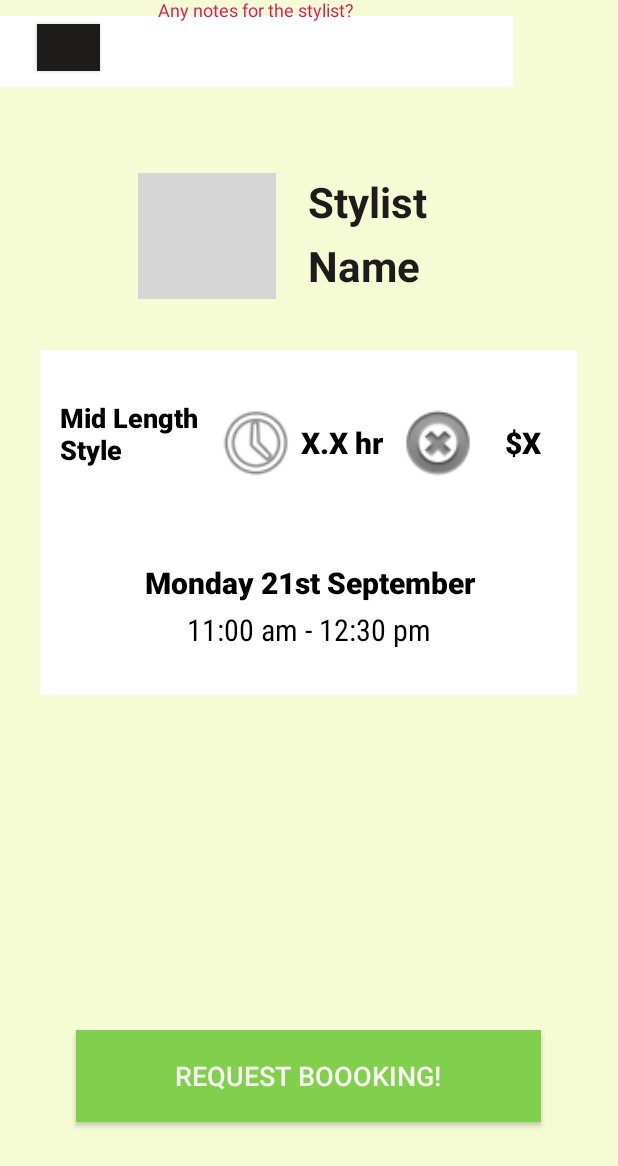
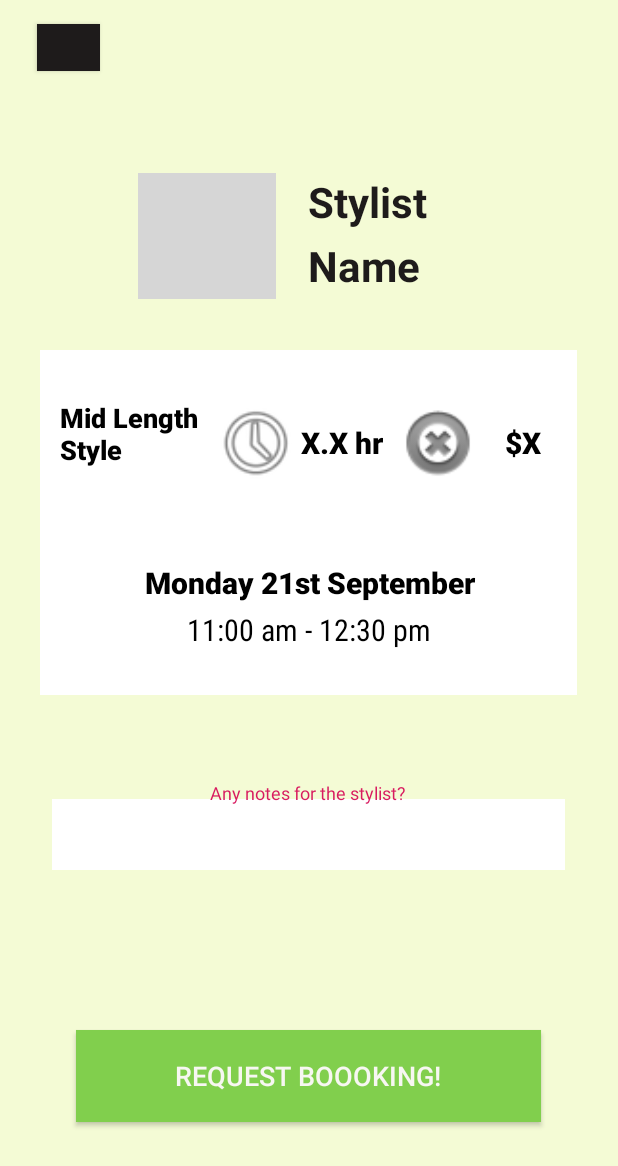
Before and after one commit to talithavanlith/SalonOn, an Android app: the layout activity_confirm.xml on its own in the app's theme, with its tools: preview values and no code run, on a phone screen of 412 x 824 dp. Shown: the top 1166 px of the screen. Run offline under Robolectric (Android 15) with nearby library versions, the phone set to English and light mode, and no system bars; grey boxes are pictures that could not be loaded.

Commit message:
Finished confirm.

```diff
--- a/app/src/main/res/layout/activity_confirm.xml
+++ b/app/src/main/res/layout/activity_confirm.xml
@@ -86,7 +86,7 @@
         app:srcCompat="@android:drawable/ic_menu_recent_history" />
 
     <TextView
-        android:id="@+id/textView"
+        android:id="@+id/txtDate"
         android:layout_width="299dp"
         android:layout_height="31dp"
         android:gravity="center"
@@ -175,11 +175,20 @@
         app:layout_constraintVertical_bias="0.186" />
 
     <com.google.android.material.textfield.TextInputLayout
+        android:id="@+id/txtNotesInput"
         android:layout_width="342dp"
         android:layout_height="73dp"
+        android:layout_marginStart="34dp"
+        android:layout_marginLeft="34dp"
+        android:layout_marginTop="17dp"
+        android:layout_marginEnd="35dp"
+        android:layout_marginRight="35dp"
+        android:layout_marginBottom="50dp"
         app:boxBackgroundColor="#FFFFFF"
-        tools:layout_editor_absoluteX="34dp"
-        tools:layout_editor_absoluteY="480dp">
+        app:layout_constraintBottom_toTopOf="@+id/btnConfirm"
+        app:layout_constraintEnd_toEndOf="parent"
+        app:layout_constraintStart_toStartOf="parent"
+        app:layout_constraintTop_toBottomOf="@+id/txtInfo">
 
         <com.google.android.material.textfield.TextInputEditText
             android:layout_width="match_parent"
```
